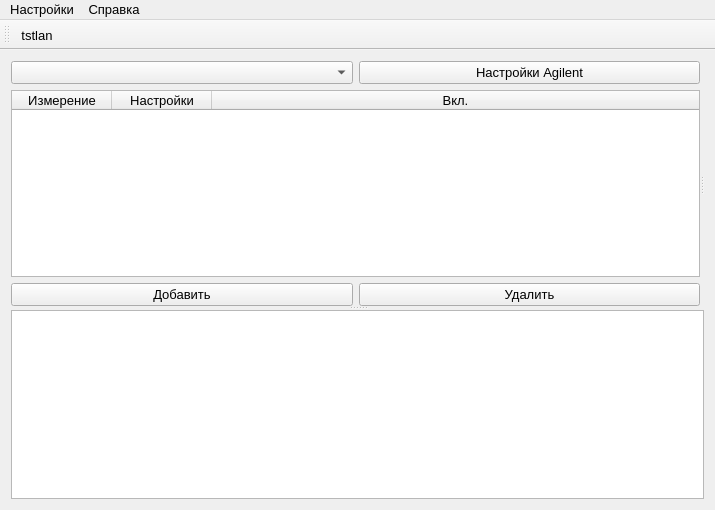
irsural/clb_autocalibration, file ui/mainwindow.ui: the form before one commit.
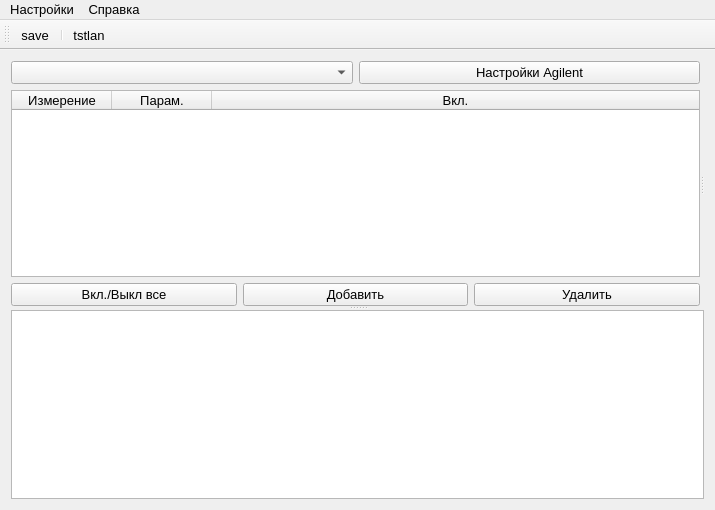
The form after the commit. Icons and pictures are not drawn.

Diff of the .ui file:
```diff
--- a/ui/mainwindow.ui
+++ b/ui/mainwindow.ui
@@ -83,6 +83,9 @@
            <attribute name="horizontalHeaderStretchLastSection">
             <bool>true</bool>
            </attribute>
+           <attribute name="verticalHeaderVisible">
+            <bool>false</bool>
+           </attribute>
            <column>
             <property name="text">
              <string>Измерение</string>
@@ -90,7 +93,7 @@
            </column>
            <column>
             <property name="text">
-             <string>Настройки</string>
+             <string>Парам.</string>
             </property>
            </column>
            <column>
@@ -102,6 +105,13 @@
          </item>
          <item>
           <layout class="QHBoxLayout" name="horizontalLayout_2">
+           <item>
+            <widget class="QPushButton" name="enable_all_button">
+             <property name="text">
+              <string>Вкл./Выкл все</string>
+             </property>
+            </widget>
+           </item>
            <item>
             <widget class="QPushButton" name="add_measure_button">
              <property name="text">
@@ -168,6 +178,8 @@
    <attribute name="toolBarBreak">
     <bool>false</bool>
    </attribute>
+   <addaction name="save_action"/>
+   <addaction name="separator"/>
    <addaction name="open_tstlan_action"/>
   </widget>
   <action name="change_fixed_range_action">
@@ -192,6 +204,21 @@
    </property>
    <property name="text">
     <string>tstlan</string>
+   </property>
+   <property name="shortcut">
+    <string>T</string>
+   </property>
+  </action>
+  <action name="save_action">
+   <property name="icon">
+    <iconset resource="../resources/icons.qrc">
+     <normaloff>:/icons/icons/save.png</normaloff>:/icons/icons/save.png</iconset>
+   </property>
+   <property name="text">
+    <string>save</string>
+   </property>
+   <property name="shortcut">
+    <string>Ctrl+S</string>
    </property>
   </action>
  </widget>
```
Left out of the diff: 6 changed lines with no effect on the pictures.
